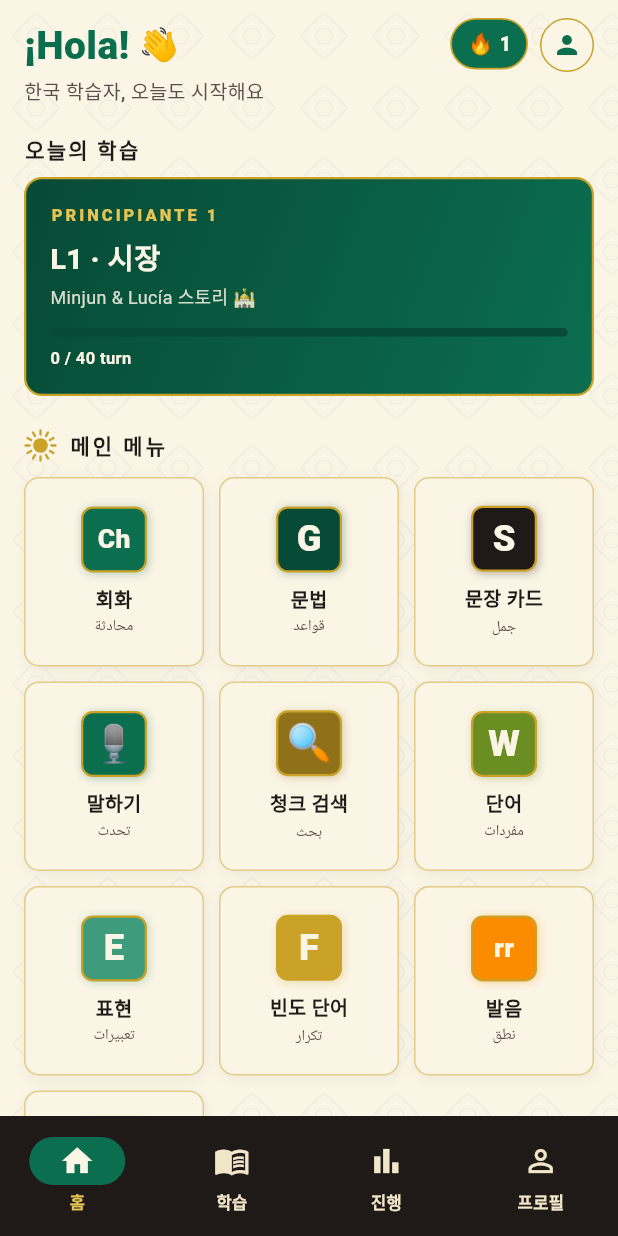
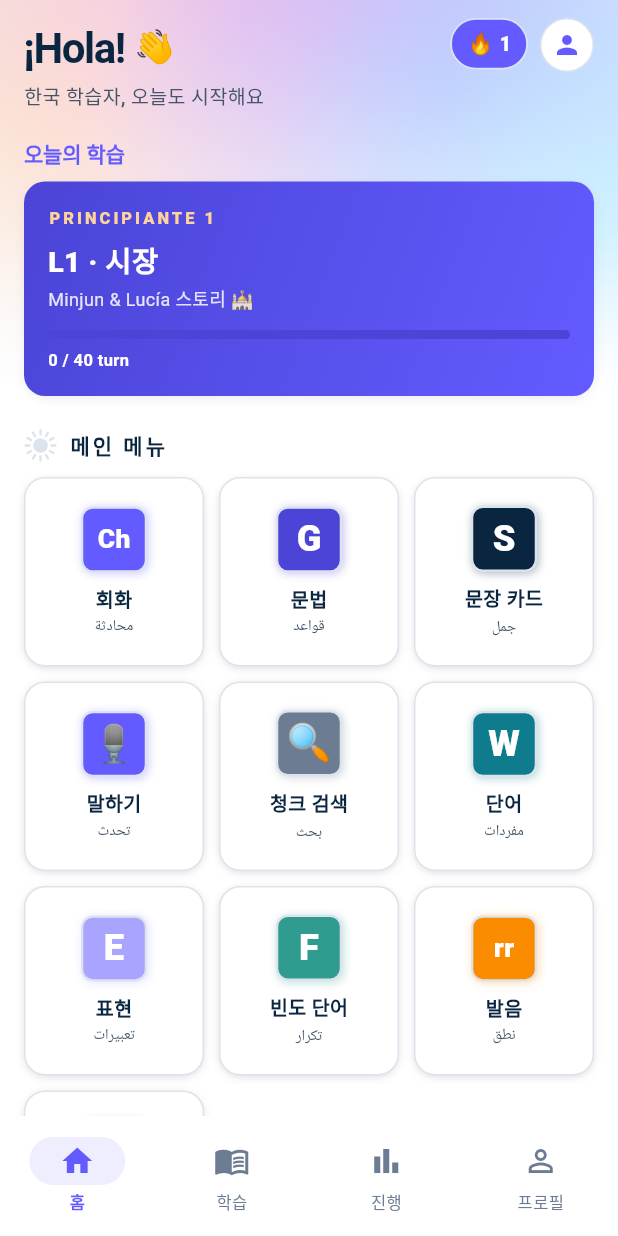
Before and after one commit to talkverselab/talkverse-ar, a Flutter app: the screen it shows after launch, on a phone screen of 412 x 824 dp. Run offline on Flutter 3.47's test engine with Material 3 defaults, Android fonts, the phone set to English and light mode, and no system bars; our stand-ins replace audioplayers, csv, drift, drift_flutter, flutter_tts, package_info_plus and 2 more; accounts and stored records are empty; generated files the repository leaves out were written again; Roboto replaces fonts that are missing (Pretendard); statements that could not run were skipped.

Commit message:
style: 앱 아이콘·화면 톤을 talkverse.uk 에 맞춤 — 메시 바탕 남색 ع 아이콘, 흰 바탕·남색 글자·인디고 포인트
- 아이콘: ~/talkverse/branding/make_icon.py (GeezaPro Bold ع) — Android 레거시·라운드·적응형, iOS AppIcon
- theme.dart: 색 이름은 유지하고 값만 사이트 토큰으로, 앱바·내비 흰 배경, 둥근 카드, 알약 버튼
- 홈 상단 무늬 → 파스텔 메시 그라데이션(MeshBackdrop), 타일 둥근 모서리·옅은 그림자
- 회화 화면 진행 막대·프로필 배지(사이트 아랍어 카드색 #2f9c8f, 템플릿에 남아 있던 'DE' → 'AR')·빈도 단어 배지 색 조정

Co-Authored-By: Claude Opus 5.5 <noreply@anthropic.com>
Claude-Session: https://claude.ai/code/session_01YW29ZHGFYxL81KNqD4zdhZ

```diff
--- a/app/lib/core/theme.dart
+++ b/app/lib/core/theme.dart
@@ -1,27 +1,34 @@
 import 'package:flutter/material.dart';
 
-/// Deutschland 컬러 팔레트 — 국기 Schwarz·Rot·Gold + 석회벽 백색·올리브·청색
+/// 컬러 팔레트 — talkverse.uk 톤(2026-10-26).
+///
+/// 흰 바탕 + 남색 글자 + 인디고 포인트 하나, 그 밖의 색은 절제한다.
+/// 이름(rojo·gualda·cal…)은 옛 국기 팔레트(스페인어 템플릿)에서 온 것이라
+/// 화면 코드가 그대로 쓰고, 값만 사이트 토큰(`--ink`·`--body`·`--accent`…)에 맞췄다.
 class AppColors {
-  // 主色 — Rojo (국기 빨강)
-  static const Color rojo = Color(0xFF0B6E4F);
-  static const Color rojoDeep = Color(0xFF074A35);
-  static const Color rojoLight = Color(0xFF3E9C7C);
+  // 주색 — 사이트 `--accent` 인디고
+  static const Color rojo = Color(0xFF635BFF);
+  static const Color rojoDeep = Color(0xFF4B44D6); // `--accent-ink`
+  static const Color rojoLight = Color(0xFFA9A4FF);
 
-  // 副色 — Gualda (국기 노랑/금)
-  static const Color gualda = Color(0xFFC9A227);
-  static const Color gualdaBright = Color(0xFFE6C453);
-  static const Color gualdaDeep = Color(0xFF8F711A);
+  // 옛 금색 자리 — 테두리는 사이트 `--line` 계열, 밝은 강조는 히어로 피치
+  static const Color gualda = Color(0xFFDDE3EC);
+  static const Color gualdaBright = Color(0xFFFFD39B);
+  static const Color gualdaDeep = Color(0xFF6B7C93); // `--muted`
 
-  // Tinta (잉크, 본문 텍스트)
-  static const Color tinta = Color(0xFF1F1A17);
-  static const Color tintaLight = Color(0xFF5A4F48);
+  // 글자 — `--ink` / `--body`
+  static const Color tinta = Color(0xFF0A2540);
+  static const Color tintaLight = Color(0xFF425466);
 
-  // Cal (석회 벽, 부드러운 미색 배경)
-  static const Color cal = Color(0xFFFBF5E6);
-  static const Color calDeep = Color(0xFFF1E6C8);
+  // 바탕 — 흰색 / `--soft`
+  static const Color cal = Color(0xFFFFFFFF);
+  static const Color calDeep = Color(0xFFF6F9FC);
 
-  // Oliva (보조 강조)
-  static const Color oliva = Color(0xFF6B8E23);
+  // 보조 강조 — 차분한 청록(완료·학습됨)
+  static const Color oliva = Color(0xFF0E7C8C);
+
+  // 아랍어 카드색 — talkverse.uk 언어 카드의 `--c`
+  static const Color lusa = Color(0xFF2F9C8F);
 
   // Mediterráneo (정보성 강조)
   static const Color mar = Color(0xFF1E6FA8);
@@ -48,16 +55,16 @@ class AppTheme {
       colorScheme: ColorScheme(
         brightness: Brightness.light,
         primary: AppColors.rojo,
-        onPrimary: AppColors.cal,
+        onPrimary: Colors.white,
         primaryContainer: AppColors.rojoLight,
         onPrimaryContainer: AppColors.tinta,
-        secondary: AppColors.gualda,
-        onSecondary: AppColors.tinta,
+        secondary: AppColors.tintaLight,
+        onSecondary: Colors.white,
         secondaryContainer: AppColors.gualdaBright,
         onSecondaryContainer: AppColors.tinta,
         tertiary: AppColors.oliva,
         onTertiary: AppColors.cal,
-        tertiaryContainer: const Color(0xFFD6E4B0),
+        tertiaryContainer: const Color(0xFFCDEFF2),
         onTertiaryContainer: AppColors.tinta,
         error: const Color(0xFFB00020),
         onError: Colors.white,
@@ -66,62 +73,87 @@ class AppTheme {
         surfaceContainerHighest: AppColors.calDeep,
         onSurfaceVariant: AppColors.tintaLight,
         outline: AppColors.gualdaDeep,
-        outlineVariant: const Color(0xFFDCCDA4),
+        outlineVariant: AppColors.gualda,
       ),
       scaffoldBackgroundColor: AppColors.cal,
       fontFamily: 'Pretendard',
     );
 
     return base.copyWith(
+      textTheme: base.textTheme.apply(
+        bodyColor: AppColors.tintaLight,
+        displayColor: AppColors.tinta,
+      ),
       appBarTheme: const AppBarTheme(
         centerTitle: true,
         elevation: 0,
-        backgroundColor: AppColors.rojo,
-        foregroundColor: AppColors.cal,
+        scrolledUnderElevation: 0,
+        backgroundColor: AppColors.cal,
+        surfaceTintColor: Colors.transparent,
+        foregroundColor: AppColors.tinta,
+        shape: Border(bottom: BorderSide(color: AppColors.gualda, width: 1)),
         titleTextStyle: TextStyle(
-          color: AppColors.cal,
-          fontSize: 18,
-          fontWeight: FontWeight.w700,
-          letterSpacing: 1.2,
+          color: AppColors.tinta,
+          fontSize: 17,
+          fontWeight: FontWeight.w600,
+          letterSpacing: -0.3,
         ),
       ),
       cardTheme: CardThemeData(
         elevation: 0,
         color: AppColors.cal,
+        shadowColor: const Color(0x1A32325D),
         shape: RoundedRectangleBorder(
-          borderRadius: BorderRadius.circular(8),
-          side: const BorderSide(color: AppColors.gualda, width: 0.8),
+          borderRadius: BorderRadius.circular(14),
+          side: const BorderSide(color: AppColors.gualda, width: 1),
         ),
       ),
       navigationBarTheme: NavigationBarThemeData(
-        backgroundColor: AppColors.tinta,
-        indicatorColor: AppColors.rojo,
+        backgroundColor: AppColors.cal,
+        surfaceTintColor: Colors.transparent,
+        indicatorColor: const Color(0xFFEFEEFE),
         labelTextStyle: WidgetStateProperty.resolveWith((states) {
           final selected = states.contains(WidgetState.selected);
           return TextStyle(
-            color: selected ? AppColors.gualdaBright : AppColors.calDeep,
+            color: selected ? AppColors.rojo : AppColors.gualdaDeep,
             fontSize: 11,
-            fontWeight: FontWeight.w600,
+            fontWeight: selected ? FontWeight.w600 : FontWeight.w500,
           );
         }),
         iconTheme: WidgetStateProperty.resolveWith((states) {
           final selected = states.contains(WidgetState.selected);
           return IconThemeData(
-            color: selected ? AppColors.cal : AppColors.calDeep,
+            color: selected ? AppColors.rojo : AppColors.gualdaDeep,
             size: 24,
           );
         }),
+      ),
+      filledButtonTheme: FilledButtonThemeData(
+        style: FilledButton.styleFrom(
+          backgroundColor: AppColors.tinta,
+          foregroundColor: Colors.white,
+          shape: const StadiumBorder(),
+          textStyle: const TextStyle(fontWeight: FontWeight.w600),
+        ),
+      ),
+      outlinedButtonTheme: OutlinedButtonThemeData(
+        style: OutlinedButton.styleFrom(
+          foregroundColor: AppColors.tinta,
+          side: const BorderSide(color: AppColors.gualda),
+          shape: const StadiumBorder(),
+        ),
       ),
       chipTheme: ChipThemeData(
         backgroundColor: AppColors.calDeep,
         labelStyle: const TextStyle(color: AppColors.tinta, fontWeight: FontWeight.w600),
         side: const BorderSide(color: AppColors.gualda),
+        shape: const StadiumBorder(),
         selectedColor: AppColors.rojo,
         secondaryLabelStyle: const TextStyle(color: AppColors.cal),
       ),
       dividerTheme: const DividerThemeData(
         color: AppColors.gualda,
-        thickness: 0.5,
+        thickness: 1,
       ),
       listTileTheme: const ListTileThemeData(
         iconColor: AppColors.rojo,
--- a/app/lib/screens/episode_screen.dart
+++ b/app/lib/screens/episode_screen.dart
@@ -183,8 +183,8 @@ class _EpisodeScreenState extends State<EpisodeScreen> {
           preferredSize: const Size.fromHeight(4),
           child: LinearProgressIndicator(
             value: total == 0 ? 0 : done / total,
-            backgroundColor: AppColors.rojoDeep,
-            color: AppColors.gualda,
+            backgroundColor: AppColors.calDeep,
+            color: AppColors.rojo,
             minHeight: 4,
           ),
         ),
--- a/app/lib/screens/main_screen.dart
+++ b/app/lib/screens/main_screen.dart
@@ -62,7 +62,7 @@ class HomeScreen extends StatelessWidget {
       backgroundColor: AppColors.cal,
       body: Stack(
         children: [
-          const Positioned.fill(child: AzulejoPattern(opacity: 0.06)),
+          const Positioned(top: 0, left: 0, right: 0, height: 260, child: MeshBackdrop()),
           SafeArea(
             child: ListView(
               padding: const EdgeInsets.symmetric(horizontal: 16, vertical: 12),
@@ -79,9 +79,10 @@ class HomeScreen extends StatelessWidget {
                               Text(
                                 '¡Hola!',
                                 style: TextStyle(
-                                  fontSize: 26,
-                                  fontWeight: FontWeight.w900,
-                                  color: AppColors.rojo,
+                                  fontSize: 28,
+                                  fontWeight: FontWeight.w700,
+                                  color: AppColors.tinta,
+                                  letterSpacing: -1,
                                 ),
                               ),
                               SizedBox(width: 6),
@@ -119,9 +120,9 @@ class HomeScreen extends StatelessWidget {
                   tr('오늘의 학습'),
                   style: TextStyle(
                     fontSize: 14,
-                    fontWeight: FontWeight.w800,
-                    color: AppColors.tinta,
-                    letterSpacing: 1.5,
+                    fontWeight: FontWeight.w600,
+                    color: AppColors.rojo,
+                    letterSpacing: -0.1,
                   ),
                 ),
                 const SizedBox(height: 8),
@@ -233,8 +234,10 @@ class _TodayMissionState extends State<_TodayMission> {
             begin: Alignment.topLeft,
             end: Alignment.bottomRight,
           ),
-          borderRadius: BorderRadius.circular(12),
-          border: Border.all(color: AppColors.gualda, width: 1.5),
+          borderRadius: BorderRadius.circular(14),
+          boxShadow: const [
+            BoxShadow(color: Color(0x1A32325D), blurRadius: 5, offset: Offset(0, 2), spreadRadius: -1),
+          ],
         ),
         child: Column(
           crossAxisAlignment: CrossAxisAlignment.start,
@@ -269,7 +272,7 @@ class _TodayMissionState extends State<_TodayMission> {
                 value: ratio,
                 minHeight: 6,
                 backgroundColor: AppColors.rojoDeep,
-                color: AppColors.gualda,
+                color: AppColors.gualdaBright,
               ),
             ),
             const SizedBox(height: 6),
@@ -304,7 +307,7 @@ class _MenuGrid extends StatelessWidget {
         builder: (_) => TopicVocabScreen(
             title: tr('주제별 표현'),
             asset: 'assets/data/vocab/travel_expressions.json')),
-      _MenuItem(label: tr('빈도 단어'), sub: 'تكرار', badge: 'F', color: AppColors.gualda,
+      _MenuItem(label: tr('빈도 단어'), sub: 'تكرار', badge: 'F', color: AppColors.lusa,
         builder: (_) => const WordFreqScreen()),
       _MenuItem(label: tr('발음'), sub: 'نطق', badge: 'rr', color: AppColors.er,
         builder: (_) => _ComingSoon(title: tr('발음 (rr · ñ · 강세)'))),
@@ -350,18 +353,15 @@ class _MenuTile extends StatelessWidget {
   Widget build(BuildContext context) {
     return InkWell(
       onTap: () => Navigator.push(context, MaterialPageRoute(builder: item.builder)),
-      borderRadius: BorderRadius.circular(10),
+      borderRadius: BorderRadius.circular(14),
       child: Container(
         decoration: BoxDecoration(
           color: AppColors.cal,
-          borderRadius: BorderRadius.circular(10),
-          border: Border.all(color: AppColors.gualda.withValues(alpha: 0.5)),
-          boxShadow: [
-            BoxShadow(
-              color: AppColors.tinta.withValues(alpha: 0.06),
-              blurRadius: 6,
-              offset: const Offset(1, 2),
-            ),
+          borderRadius: BorderRadius.circular(14),
+          border: Border.all(color: AppColors.gualda),
+          boxShadow: const [
+            BoxShadow(color: Color(0x1A32325D), blurRadius: 5, offset: Offset(0, 2), spreadRadius: -1),
+            BoxShadow(color: Color(0x14000000), blurRadius: 3, offset: Offset(0, 1), spreadRadius: -1),
           ],
         ),
         child: Padding(
@@ -375,7 +375,7 @@ class _MenuTile extends StatelessWidget {
                 item.label,
                 style: const TextStyle(
                   fontSize: 13,
-                  fontWeight: FontWeight.w800,
+                  fontWeight: FontWeight.w600,
                   color: AppColors.tinta,
                 ),
               ),
--- a/app/lib/screens/profile_screen.dart
+++ b/app/lib/screens/profile_screen.dart
@@ -30,7 +30,7 @@ class ProfileScreen extends StatelessWidget {
             ),
             child: Row(
               children: [
-                const TileBadge(text: 'DE', size: 60, color: AppColors.tinta),
+                const TileBadge(text: 'AR', size: 60, color: AppColors.lusa),
                 SizedBox(width: 14),
                 Expanded(
                   child: Column(
--- a/app/lib/widgets/spanish_decor.dart
+++ b/app/lib/widgets/spanish_decor.dart
@@ -227,3 +227,48 @@ class _SolPainter extends CustomPainter {
   @override
   bool shouldRepaint(covariant _SolPainter old) => old.color != color;
 }
+
+/// 파스텔 메시 그라데이션 — talkverse.uk 히어로 배경을 옮긴 것. 홈 상단에만 쓴다.
+class MeshBackdrop extends StatelessWidget {
+  const MeshBackdrop({super.key});
+
+  static const _blobs = <(Alignment, Color)>[
+    (Alignment(-0.8, -0.3), Color(0xFFFFD39B)),
+    (Alignment(-0.2, -0.9), Color(0xFFF5B8E6)),
+    (Alignment(0.45, -0.5), Color(0xFFA9A4FF)),
+    (Alignment(0.95, 0.2), Color(0xFF8FE3FF)),
+  ];
+
+  @override
+  Widget build(BuildContext context) {
+    return IgnorePointer(
+      child: Stack(
+        fit: StackFit.expand,
+        children: [
+          const ColoredBox(color: Color(0xFFECEAFF)),
+          for (final (align, color) in _blobs)
+            DecoratedBox(
+              decoration: BoxDecoration(
+                gradient: RadialGradient(
+                  center: align,
+                  radius: 0.9,
+                  colors: [color.withValues(alpha: 0.85), color.withValues(alpha: 0)],
+                ),
+              ),
+            ),
+          // 아래로 갈수록 흰 바탕에 녹아들게
+          const DecoratedBox(
+            decoration: BoxDecoration(
+              gradient: LinearGradient(
+                begin: Alignment.topCenter,
+                end: Alignment.bottomCenter,
+                colors: [Color(0x26FFFFFF), Color(0x8CFFFFFF), Colors.white],
+                stops: [0, 0.6, 1],
+              ),
+            ),
+          ),
+        ],
+      ),
+    );
+  }
+}
```
Also changed, not shown: 43 other files.
